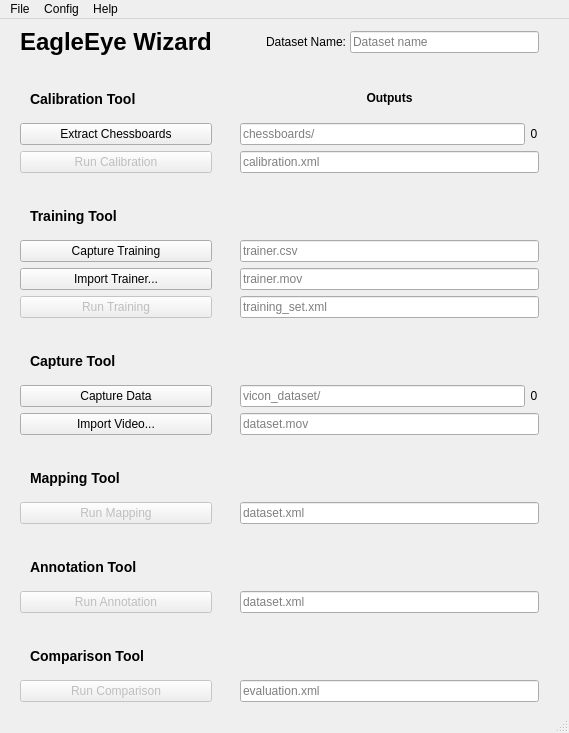
First picture: the form in wizard.ui, repository gwillz/EagleEye, before the edit.
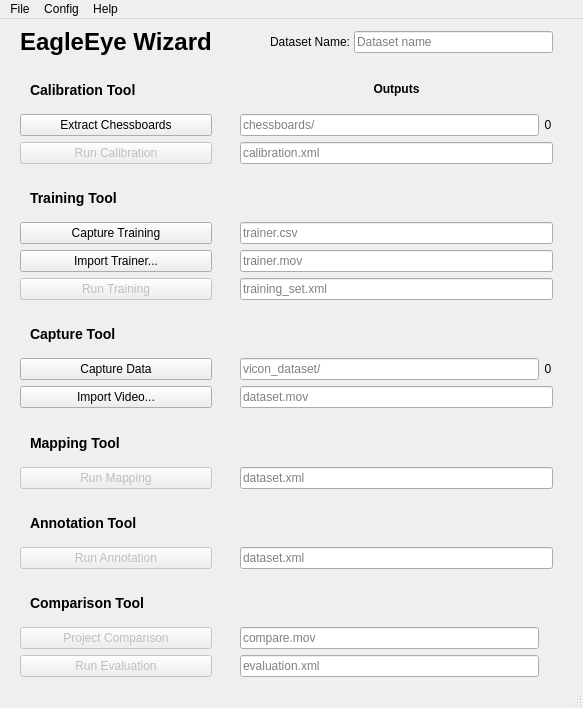
Second picture: the form after the edit. Icons and pictures are not drawn. Custom widgets are drawn as their Qt base class.

Commit message: added file dialogs to run buttons, separate eval button

The edit to the form file:
```diff
--- a/wizard.ui
+++ b/wizard.ui
@@ -6,15 +6,15 @@
    <rect>
     <x>0</x>
     <y>0</y>
-    <width>569</width>
-    <height>733</height>
+    <width>583</width>
+    <height>708</height>
    </rect>
   </property>
   <property name="windowTitle">
    <string>EagleEye Wizard</string>
   </property>
   <widget class="QWidget" name="centralwidget">
-   <layout class="QGridLayout" name="gridLayout" columnstretch="2,1,1,1,9,9,9,1">
+   <layout class="QGridLayout" name="gridLayout" columnstretch="2,2,1,1,9,9,9,1">
     <property name="leftMargin">
      <number>20</number>
     </property>
@@ -192,13 +192,6 @@
       </property>
      </widget>
     </item>
-    <item row="16" column="3" colspan="5">
-     <widget class="HighlightEdit" name="evaluation_edit">
-      <property name="placeholderText">
-       <string>evaluation.xml</string>
-      </property>
-     </widget>
-    </item>
     <item row="6" column="0" colspan="2">
      <widget class="QPushButton" name="trainer_mov_button">
       <property name="text">
@@ -256,16 +249,6 @@
       </property>
      </widget>
     </item>
-    <item row="16" column="0" colspan="2">
-     <widget class="HoverButton" name="comparison_button">
-      <property name="enabled">
-       <bool>false</bool>
-      </property>
-      <property name="text">
-       <string>Run Comparison</string>
-      </property>
-     </widget>
-    </item>
     <item row="0" column="4">
      <widget class="QLabel" name="label_9">
       <property name="text">
@@ -370,6 +353,43 @@
       </property>
      </widget>
     </item>
+    <item row="17" column="0" colspan="2">
+     <widget class="HoverButton" name="evaluation_button">
+      <property name="enabled">
+       <bool>false</bool>
+      </property>
+      <property name="text">
+       <string>Run Evaluation</string>
+      </property>
+     </widget>
+    </item>
+    <item row="16" column="3" colspan="4">
+     <widget class="HighlightEdit" name="comparison_edit">
+      <property name="text">
+       <string/>
+      </property>
+      <property name="placeholderText">
+       <string>compare.mov</string>
+      </property>
+     </widget>
+    </item>
+    <item row="17" column="3" colspan="4">
+     <widget class="HighlightEdit" name="evaluation_edit">
+      <property name="placeholderText">
+       <string>evaluation.xml</string>
+      </property>
+     </widget>
+    </item>
+    <item row="16" column="0" colspan="2">
+     <widget class="HoverButton" name="comparison_button">
+      <property name="enabled">
+       <bool>false</bool>
+      </property>
+      <property name="text">
+       <string>Project Comparison</string>
+      </property>
+     </widget>
+    </item>
    </layout>
   </widget>
   <widget class="QMenuBar" name="menubar">
@@ -377,7 +397,7 @@
     <rect>
      <x>0</x>
      <y>0</y>
-     <width>569</width>
+     <width>583</width>
      <height>21</height>
     </rect>
    </property>
```
Left out of the diff: 111 changed lines with no effect on the pictures. The commit also changes 3 other files.
